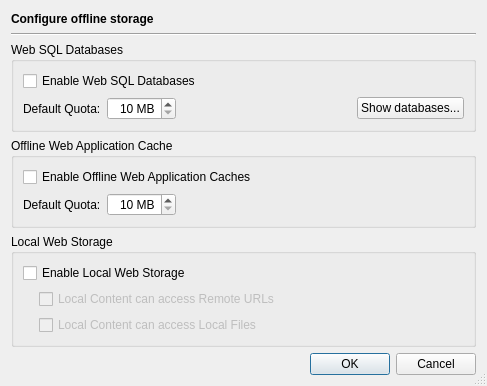
The window that Helpviewer/OfflineStorage/OfflineStorageConfigDialog.ui (testmana2/test) describes before a commit, drawn with Qt 5.
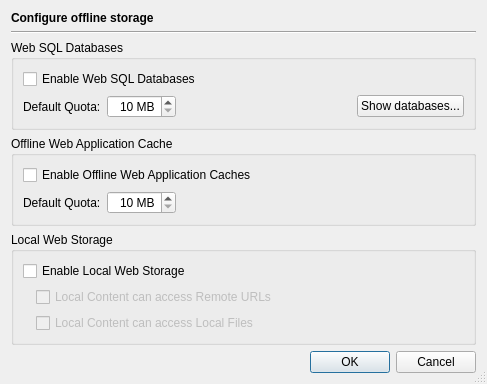
The same window after the commit.

The edit to the form file:
```diff
--- a/Helpviewer/OfflineStorage/OfflineStorageConfigDialog.ui
+++ b/Helpviewer/OfflineStorage/OfflineStorageConfigDialog.ui
@@ -7,7 +7,7 @@
     <x>0</x>
     <y>0</y>
     <width>487</width>
-    <height>386</height>
+    <height>338</height>
    </rect>
   </property>
   <property name="windowTitle">
@@ -182,7 +182,7 @@
       <item row="1" column="0">
        <widget class="QLabel" name="label_3">
         <property name="text">
-         <string notr="true">   </string>
+         <string notr="true"/>
         </property>
        </widget>
       </item>
```
